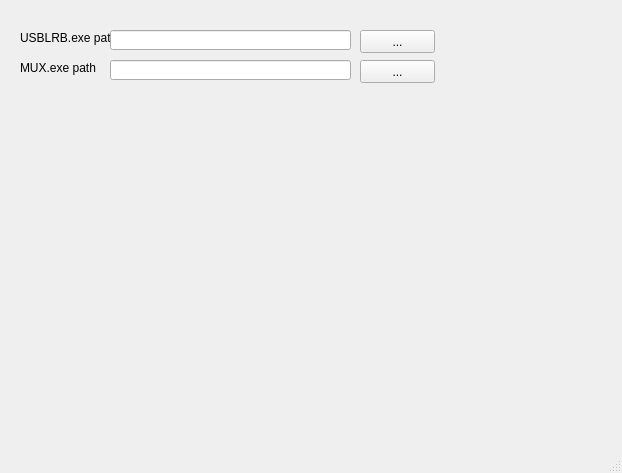
This is windowSetting.ui in dthieu/RelayControl as Qt 5 draws it before an edit. The edited form follows.
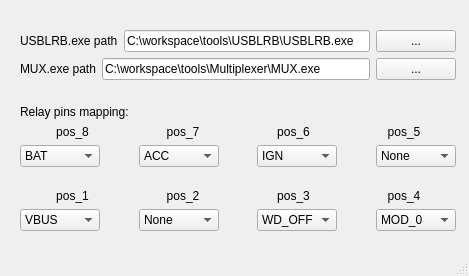
This is the edited form.

Commit message: Add new setting window

The edit to the form file:
```diff
--- a/windowSetting.ui
+++ b/windowSetting.ui
@@ -6,85 +6,738 @@
    <rect>
     <x>0</x>
     <y>0</y>
-    <width>622</width>
-    <height>473</height>
+    <width>469</width>
+    <height>276</height>
    </rect>
   </property>
   <property name="windowTitle">
    <string>MainWindow</string>
   </property>
   <widget class="QWidget" name="centralwidget">
-   <widget class="QLabel" name="label">
+   <widget class="QWidget" name="">
     <property name="geometry">
      <rect>
       <x>20</x>
       <y>30</y>
-      <width>91</width>
-      <height>16</height>
+      <width>436</width>
+      <height>201</height>
      </rect>
     </property>
-    <property name="text">
-     <string>USBLRB.exe path</string>
-    </property>
-   </widget>
-   <widget class="QLineEdit" name="txtRelayPath">
-    <property name="geometry">
-     <rect>
-      <x>110</x>
-      <y>30</y>
-      <width>241</width>
-      <height>20</height>
-     </rect>
-    </property>
-   </widget>
-   <widget class="QPushButton" name="btnRelayPath">
-    <property name="geometry">
-     <rect>
-      <x>360</x>
-      <y>30</y>
-      <width>75</width>
-      <height>23</height>
-     </rect>
-    </property>
-    <property name="text">
-     <string>...</string>
-    </property>
-   </widget>
-   <widget class="QLineEdit" name="txtMUXPath">
-    <property name="geometry">
-     <rect>
-      <x>110</x>
-      <y>60</y>
-      <width>241</width>
-      <height>20</height>
-     </rect>
-    </property>
-   </widget>
-   <widget class="QPushButton" name="btnMUXPath">
-    <property name="geometry">
-     <rect>
-      <x>360</x>
-      <y>60</y>
-      <width>75</width>
-      <height>23</height>
-     </rect>
-    </property>
-    <property name="text">
-     <string>...</string>
-    </property>
-   </widget>
-   <widget class="QLabel" name="label_2">
-    <property name="geometry">
-     <rect>
-      <x>20</x>
-      <y>60</y>
-      <width>91</width>
-      <height>16</height>
-     </rect>
-    </property>
-    <property name="text">
-     <string>MUX.exe path</string>
-    </property>
+    <layout class="QVBoxLayout" name="verticalLayout">
+     <item>
+      <layout class="QHBoxLayout" name="horizontalLayout">
+       <item>
+        <widget class="QLabel" name="label">
+         <property name="text">
+          <string>USBLRB.exe path</string>
+         </property>
+        </widget>
+       </item>
+       <item>
+        <widget class="QLineEdit" name="txtRelayPath">
+         <property name="text">
+          <string>C:\workspace\tools\USBLRB\USBLRB.exe</string>
+         </property>
+        </widget>
+       </item>
+       <item>
+        <widget class="QPushButton" name="btnRelayPath">
+         <property name="text">
+          <string>...</string>
+         </property>
+        </widget>
+       </item>
+      </layout>
+     </item>
+     <item>
+      <layout class="QHBoxLayout" name="horizontalLayout_2">
+       <item>
+        <widget class="QLabel" name="label_2">
+         <property name="text">
+          <string>MUX.exe path</string>
+         </property>
+        </widget>
+       </item>
+       <item>
+        <widget class="QLineEdit" name="txtMUXPath">
+         <property name="text">
+          <string>C:\workspace\tools\Multiplexer\MUX.exe</string>
+         </property>
+        </widget>
+       </item>
+       <item>
+        <widget class="QPushButton" name="btnMUXPath">
+         <property name="text">
+          <string>...</string>
+         </property>
+        </widget>
+       </item>
+      </layout>
+     </item>
+     <item>
+      <spacer name="verticalSpacer">
+       <property name="orientation">
+        <enum>Qt::Vertical</enum>
+       </property>
+       <property name="sizeHint" stdset="0">
+        <size>
+         <width>20</width>
+         <height>40</height>
+        </size>
+       </property>
+      </spacer>
+     </item>
+     <item>
+      <widget class="QLabel" name="label_3">
+       <property name="text">
+        <string>Relay pins mapping:</string>
+       </property>
+      </widget>
+     </item>
+     <item>
+      <layout class="QHBoxLayout" name="horizontalLayout_3">
+       <item>
+        <widget class="QLabel" name="label_10">
+         <property name="text">
+          <string>pos_8</string>
+         </property>
+         <property name="alignment">
+          <set>Qt::AlignCenter</set>
+         </property>
+        </widget>
+       </item>
+       <item>
+        <widget class="QLabel" name="label_11">
+         <property name="text">
+          <string>pos_7</string>
+         </property>
+         <property name="alignment">
+          <set>Qt::AlignCenter</set>
+         </property>
+        </widget>
+       </item>
+       <item>
+        <widget class="QLabel" name="label_9">
+         <property name="text">
+          <string>pos_6</string>
+         </property>
+         <property name="alignment">
+          <set>Qt::AlignCenter</set>
+         </property>
+        </widget>
+       </item>
+       <item>
+        <widget class="QLabel" name="label_8">
+         <property name="text">
+          <string>pos_5</string>
+         </property>
+         <property name="alignment">
+          <set>Qt::AlignCenter</set>
+         </property>
+        </widget>
+       </item>
+      </layout>
+     </item>
+     <item>
+      <layout class="QHBoxLayout" name="horizontalLayout_4">
+       <item>
+        <widget class="QComboBox" name="cbPos8">
+         <property name="currentText">
+          <string>BAT</string>
+         </property>
+         <property name="currentIndex">
+          <number>1</number>
+         </property>
+         <item>
+          <property name="text">
+           <string>None</string>
+          </property>
+         </item>
+         <item>
+          <property name="text">
+           <string>BAT</string>
+          </property>
+         </item>
+         <item>
+          <property name="text">
+           <string>ACC</string>
+          </property>
+         </item>
+         <item>
+          <property name="text">
+           <string>IGN</string>
+          </property>
+         </item>
+         <item>
+          <property name="text">
+           <string>VBUS</string>
+          </property>
+         </item>
+         <item>
+          <property name="text">
+           <string>MOD_0</string>
+          </property>
+         </item>
+         <item>
+          <property name="text">
+           <string>WD_OFF</string>
+          </property>
+         </item>
+         <item>
+          <property name="text">
+           <string>OPT_0</string>
+          </property>
+         </item>
+         <item>
+          <property name="text">
+           <string>OPT_1</string>
+          </property>
+         </item>
+         <item>
+          <property name="text">
+           <string>OPT_2</string>
+          </property>
+         </item>
+        </widget>
+       </item>
+       <item>
+        <spacer name="horizontalSpacer">
+         <property name="orientation">
+          <enum>Qt::Horizontal</enum>
+         </property>
+         <property name="sizeHint" stdset="0">
+          <size>
+           <width>40</width>
+           <height>20</height>
+          </size>
+         </property>
+        </spacer>
+       </item>
+       <item>
+        <widget class="QComboBox" name="cbPos7">
+         <property name="currentIndex">
+          <number>2</number>
+         </property>
+         <item>
+          <property name="text">
+           <string>None</string>
+          </property>
+         </item>
+         <item>
+          <property name="text">
+           <string>BAT</string>
+          </property>
+         </item>
+         <item>
+          <property name="text">
+           <string>ACC</string>
+          </property>
+         </item>
+         <item>
+          <property name="text">
+           <string>IGN</string>
+          </property>
+         </item>
+         <item>
+          <property name="text">
+           <string>VBUS</string>
+          </property>
+         </item>
+         <item>
+          <property name="text">
+           <string>MOD_0</string>
+          </property>
+         </item>
+         <item>
+          <property name="text">
+           <string>WD_OFF</string>
+          </property>
+         </item>
+         <item>
+          <property name="text">
+           <string>OPT_0</string>
+          </property>
+         </item>
+         <item>
+          <property name="text">
+           <string>OPT_1</string>
+          </property>
+         </item>
+         <item>
+          <property name="text">
+           <string>OPT_2</string>
+          </property>
+         </item>
+        </widget>
+       </item>
+       <item>
+        <spacer name="horizontalSpacer_2">
+         <property name="orientation">
+          <enum>Qt::Horizontal</enum>
+         </property>
+         <property name="sizeHint" stdset="0">
+          <size>
+           <width>40</width>
+           <height>20</height>
+          </size>
+         </property>
+        </spacer>
+       </item>
+       <item>
+        <widget class="QComboBox" name="cbPos6">
+         <property name="currentIndex">
+          <number>3</number>
+         </property>
+         <item>
+          <property name="text">
+           <string>None</string>
+          </property>
+         </item>
+         <item>
+          <property name="text">
+           <string>BAT</string>
+          </property>
+         </item>
+         <item>
+          <property name="text">
+           <string>ACC</string>
+          </property>
+         </item>
+         <item>
+          <property name="text">
+           <string>IGN</string>
+          </property>
+         </item>
+         <item>
+          <property name="text">
+           <string>VBUS</string>
+          </property>
+         </item>
+         <item>
+          <property name="text">
+           <string>MOD_0</string>
+          </property>
+         </item>
+         <item>
+          <property name="text">
+           <string>WD_OFF</string>
+          </property>
+         </item>
+         <item>
+          <property name="text">
+           <string>OPT_0</string>
+          </property>
+         </item>
+         <item>
+          <property name="text">
+           <string>OPT_1</string>
+          </property>
+         </item>
+         <item>
+          <property name="text">
+           <string>OPT_2</string>
+          </property>
+         </item>
+        </widget>
+       </item>
+       <item>
+        <spacer name="horizontalSpacer_3">
+         <property name="orientation">
+          <enum>Qt::Horizontal</enum>
+         </property>
+         <property name="sizeHint" stdset="0">
+          <size>
+           <width>40</width>
+           <height>20</height>
+          </size>
+         </property>
+        </spacer>
+       </item>
+       <item>
+        <widget class="QComboBox" name="cbPos5">
+         <item>
+          <property name="text">
+           <string>None</string>
+          </property>
+         </item>
+         <item>
+          <property name="text">
+           <string>BAT</string>
+          </property>
+         </item>
+         <item>
+          <property name="text">
+           <string>ACC</string>
+          </property>
+         </item>
+         <item>
+          <property name="text">
+           <string>IGN</string>
+          </property>
+         </item>
+         <item>
+          <property name="text">
+           <string>VBUS</string>
+          </property>
+         </item>
+         <item>
+          <property name="text">
+           <string>MOD_0</string>
+          </property>
+         </item>
+         <item>
+          <property name="text">
+           <string>WD_OFF</string>
+          </property>
+         </item>
+         <item>
+          <property name="text">
+           <string>OPT_0</string>
+          </property>
+         </item>
+         <item>
+          <property name="text">
+           <string>OPT_1</string>
+          </property>
+         </item>
+         <item>
+          <property name="text">
+           <string>OPT_2</string>
+          </property>
+         </item>
+        </widget>
+       </item>
+      </layout>
+     </item>
+     <item>
+      <spacer name="verticalSpacer_2">
+       <property name="orientation">
+        <enum>Qt::Vertical</enum>
+       </property>
+       <property name="sizeHint" stdset="0">
+        <size>
+         <width>20</width>
+         <height>36</height>
+        </size>
+       </property>
+      </spacer>
+     </item>
+     <item>
+      <layout class="QHBoxLayout" name="horizontalLayout_5">
+       <item>
+        <widget class="QLabel" name="label_4">
+         <property name="layoutDirection">
+          <enum>Qt::LeftToRight</enum>
+         </property>
+         <property name="text">
+          <string>pos_1</string>
+         </property>
+         <property name="alignment">
+          <set>Qt::AlignCenter</set>
+         </property>
+        </widget>
+       </item>
+       <item>
+        <widget class="QLabel" name="label_5">
+         <property name="text">
+          <string>pos_2</string>
+         </property>
+         <property name="alignment">
+          <set>Qt::AlignCenter</set>
+         </property>
+        </widget>
+       </item>
+       <item>
+        <widget class="QLabel" name="label_6">
+         <property name="text">
+          <string>pos_3</string>
+         </property>
+         <property name="alignment">
+          <set>Qt::AlignCenter</set>
+         </property>
+        </widget>
+       </item>
+       <item>
+        <widget class="QLabel" name="label_7">
+         <property name="text">
+          <string>pos_4</string>
+         </property>
+         <property name="alignment">
+          <set>Qt::AlignCenter</set>
+         </property>
+        </widget>
+       </item>
+      </layout>
+     </item>
+     <item>
+      <layout class="QHBoxLayout" name="horizontalLayout_6">
+       <item>
+        <widget class="QComboBox" name="cbPos1">
+         <property name="currentIndex">
+          <number>4</number>
+         </property>
+         <item>
+          <property name="text">
+           <string>None</string>
+          </property>
+         </item>
+         <item>
+          <property name="text">
+           <string>BAT</string>
+          </property>
+         </item>
+         <item>
+          <property name="text">
+           <string>ACC</string>
+          </property>
+         </item>
+         <item>
+          <property name="text">
+           <string>IGN</string>
+          </property>
+         </item>
+         <item>
+          <property name="text">
+           <string>VBUS</string>
+          </property>
+         </item>
+         <item>
+          <property name="text">
+           <string>MOD_0</string>
+          </property>
+         </item>
+         <item>
+          <property name="text">
+           <string>WD_OFF</string>
+          </property>
+         </item>
+         <item>
+          <property name="text">
+           <string>OPT_0</string>
+          </property>
+         </item>
+         <item>
+          <property name="text">
+           <string>OPT_1</string>
+          </property>
+         </item>
+         <item>
+          <property name="text">
+           <string>OPT_2</string>
+          </property>
+         </item>
+        </widget>
+       </item>
+       <item>
+        <spacer name="horizontalSpacer_4">
+         <property name="orientation">
+          <enum>Qt::Horizontal</enum>
+         </property>
+         <property name="sizeHint" stdset="0">
+          <size>
+           <width>40</width>
+           <height>20</height>
+          </size>
+         </property>
+        </spacer>
+       </item>
+       <item>
+        <widget class="QComboBox" name="cbPos2">
+         <item>
+          <property name="text">
+           <string>None</string>
+          </property>
+         </item>
+         <item>
+          <property name="text">
+           <string>BAT</string>
+          </property>
+         </item>
+         <item>
+          <property name="text">
+           <string>ACC</string>
+          </property>
+         </item>
+         <item>
+          <property name="text">
+           <string>IGN</string>
+          </property>
+         </item>
+         <item>
+          <property name="text">
+           <string>VBUS</string>
+          </property>
+         </item>
+         <item>
+          <property name="text">
+           <string>MOD_0</string>
+          </property>
+         </item>
+         <item>
+          <property name="text">
+           <string>WD_OFF</string>
+          </property>
+         </item>
+         <item>
+          <property name="text">
+           <string>OPT_0</string>
+          </property>
+         </item>
+         <item>
+          <property name="text">
+           <string>OPT_1</string>
+          </property>
+         </item>
+         <item>
+          <property name="text">
+           <string>OPT_2</string>
+          </property>
+         </item>
+        </widget>
+       </item>
+       <item>
+        <spacer name="horizontalSpacer_5">
+         <property name="orientation">
+          <enum>Qt::Horizontal</enum>
+         </property>
+         <property name="sizeHint" stdset="0">
+          <size>
+           <width>40</width>
+           <height>20</height>
+          </size>
+         </property>
+        </spacer>
+       </item>
+       <item>
+        <widget class="QComboBox" name="cbPos3">
+         <property name="currentIndex">
+          <number>6</number>
+         </property>
+         <item>
+          <property name="text">
+           <string>None</string>
+          </property>
+         </item>
+         <item>
+          <property name="text">
+           <string>BAT</string>
+          </property>
+         </item>
+         <item>
+          <property name="text">
+           <string>ACC</string>
+          </property>
+         </item>
+         <item>
+          <property name="text">
+           <string>IGN</string>
+          </property>
+         </item>
+         <item>
+          <property name="text">
+           <string>VBUS</string>
+          </property>
+         </item>
+         <item>
+          <property name="text">
+           <string>MOD_0</string>
+          </property>
+         </item>
+         <item>
+          <property name="text">
+           <string>WD_OFF</string>
+          </property>
+         </item>
+         <item>
+          <property name="text">
+           <string>OPT_0</string>
+          </property>
+         </item>
+         <item>
+          <property name="text">
+           <string>OPT_1</string>
+          </property>
+         </item>
+         <item>
+          <property name="text">
+           <string>OPT_2</string>
+          </property>
+         </item>
+        </widget>
+       </item>
+       <item>
+        <spacer name="horizontalSpacer_6">
+         <property name="orientation">
+          <enum>Qt::Horizontal</enum>
+         </property>
+         <property name="sizeHint" stdset="0">
+          <size>
+           <width>40</width>
+           <height>20</height>
+          </size>
+         </property>
+        </spacer>
+       </item>
+       <item>
+        <widget class="QComboBox" name="cbPos4">
+         <property name="currentIndex">
+          <number>5</number>
+         </property>
+         <item>
+          <property name="text">
+           <string>None</string>
+          </property>
+         </item>
+         <item>
+          <property name="text">
+           <string>BAT</string>
+          </property>
+         </item>
+         <item>
+          <property name="text">
+           <string>ACC</string>
+          </property>
+         </item>
+         <item>
+          <property name="text">
+           <string>IGN</string>
+          </property>
+         </item>
+         <item>
+          <property name="text">
+           <string>VBUS</string>
+          </property>
+         </item>
+         <item>
+          <property name="text">
+           <string>MOD_0</string>
+          </property>
+         </item>
+         <item>
+          <property name="text">
+           <string>WD_OFF</string>
+          </property>
+         </item>
+         <item>
+          <property name="text">
+           <string>OPT_0</string>
+          </property>
+         </item>
+         <item>
+          <property name="text">
+           <string>OPT_1</string>
+          </property>
+         </item>
+         <item>
+          <property name="text">
+           <string>OPT_2</string>
+          </property>
+         </item>
+        </widget>
+       </item>
+      </layout>
+     </item>
+    </layout>
    </widget>
   </widget>
   <widget class="QMenuBar" name="menubar">
```
Left out of the diff: 2 changed lines with no effect on the pictures.
